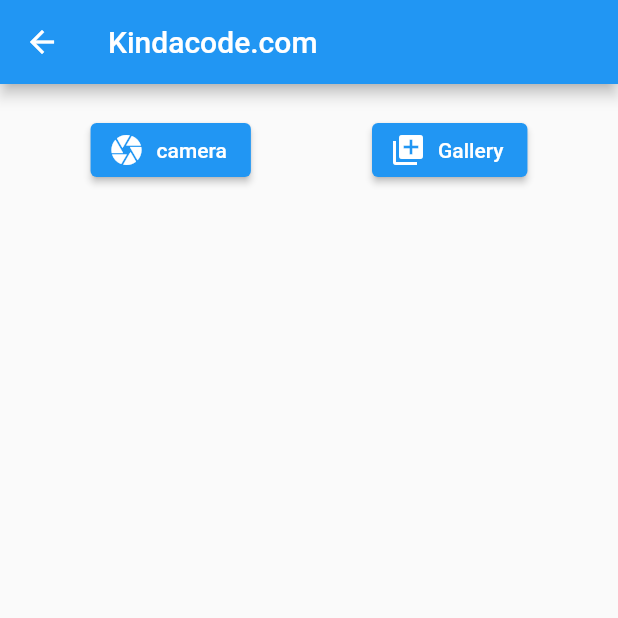
After one commit to ryandiaziz/E-Menu-App, a Flutter app: the TestUploadImage screen opened directly, after a tap on "camera", on a phone screen of 412 x 824 dp, the top half of it. The commit adds this screen. Run offline on Flutter 3.47's test engine with Material 2 defaults, Android fonts, the phone set to English and light mode, and no system bars; our stand-ins replace bloc, carousel_slider, cloud_firestore, equatable, firebase_auth, firebase_core and 5 more; missing offline and left inert: qr_code_scanner, staggered_grid_view_flutter; accounts and stored records are empty.

Commit message:
upload image

```diff
--- a/lib/aplication/auth/cubit/auth_cubit.dart
+++ b/lib/aplication/auth/cubit/auth_cubit.dart
@@ -9,10 +9,7 @@ part 'auth_state.dart';
 class AuthCubit extends Cubit<AuthState> {
   AuthCubit() : super(AuthInitial());
 
-  void signIn({
-    required String email,
-    required String password,
-  }) async {
+  void signIn({required String email, required String password}) async {
     try {
       emit(AuthLoading());
 
--- a/lib/aplication/product/cubit/product_cubit.dart
+++ b/lib/aplication/product/cubit/product_cubit.dart
@@ -1,6 +1,8 @@
 // import 'package:bloc/bloc.dart';
 // import 'package:equatable/equatable.dart';
 // import 'package:e_menu/infrastruktur/product/product_repository.dart';
+
+// import '../../../infrastruktur/product/product_repository.dart';
 
 // part 'product_state.dart';
 
--- a/lib/infrastruktur/auth/user_repository.dart
+++ b/lib/infrastruktur/auth/user_repository.dart
@@ -14,6 +14,7 @@ class UserRepository {
         'fullname': user.fullname,
         'username': user.username,
         'password': user.password,
+        'id': user.id
       });
     } catch (e) {
       throw Exception(e);
--- /dev/null
+++ b/lib/test.dart
@@ -0,0 +1,153 @@
+import 'package:flutter/foundation.dart';
+import 'package:flutter/material.dart';
+import 'dart:io';
+import 'package:firebase_core/firebase_core.dart';
+import 'package:firebase_storage/firebase_storage.dart';
+import 'package:path/path.dart' as path;
+import 'package:image_picker/image_picker.dart';
+
+class TestUploadImage extends StatefulWidget {
+  const TestUploadImage({Key? key}) : super(key: key);
+
+  @override
+  _TestUploadImageState createState() => _TestUploadImageState();
+}
+
+class _TestUploadImageState extends State<TestUploadImage> {
+  FirebaseStorage storage = FirebaseStorage.instance;
+
+  // Select and image from the gallery or take a picture with the camera
+  // Then upload to Firebase Storage
+  Future<void> _upload(String inputSource) async {
+    final picker = ImagePicker();
+    XFile? pickedImage;
+    try {
+      pickedImage = await picker.pickImage(
+          source: inputSource == 'camera'
+              ? ImageSource.camera
+              : ImageSource.gallery,
+          maxWidth: 1920);
+
+      final String fileName = path.basename(pickedImage!.path);
+      File imageFile = File(pickedImage.path);
+
+      try {
+        // Uploading the selected image with some custom meta data
+        await storage.ref(fileName).putFile(
+            imageFile,
+            SettableMetadata(customMetadata: {
+              'uploaded_by': 'A bad guy',
+              'description': 'Some description...'
+            }));
+
+        // Refresh the UI
+        setState(() {});
+      } on FirebaseException catch (error) {
+        if (kDebugMode) {
+          print(error);
+        }
+      }
+    } catch (err) {
+      if (kDebugMode) {
+        print(err);
+      }
+    }
+  }
+
+  // Retriew the uploaded images
+  // This function is called when the app launches for the first time or when an image is uploaded or deleted
+  Future<List<Map<String, dynamic>>> _loadImages() async {
+    List<Map<String, dynamic>> files = [];
+
+    final ListResult result = await storage.ref().list();
+    final List<Reference> allFiles = result.items;
+
+    await Future.forEach<Reference>(allFiles, (file) async {
+      final String fileUrl = await file.getDownloadURL();
+      final FullMetadata fileMeta = await file.getMetadata();
+      files.add({
+        "url": fileUrl,
+        "path": file.fullPath,
+        "uploaded_by": fileMeta.customMetadata?['uploaded_by'] ?? 'Nobody',
+        "description":
+            fileMeta.customMetadata?['description'] ?? 'No description'
+      });
+    });
+
+    return files;
+  }
+
+  // Delete the selected image
+  // This function is called when a trash icon is pressed
+  Future<void> _delete(String ref) async {
+    await storage.ref(ref).delete();
+    // Rebuild the UI
+    setState(() {});
+  }
+
+  @override
+  Widget build(BuildContext context) {
+    return Scaffold(
+      appBar: AppBar(
+        title: const Text('Kindacode.com'),
+      ),
+      body: Padding(
+        padding: const EdgeInsets.all(20),
+        child: Column(
+          children: [
+            Row(
+              mainAxisAlignment: MainAxisAlignment.spaceAround,
+              children: [
+                ElevatedButton.icon(
+                    onPressed: () => _upload('camera'),
+                    icon: const Icon(Icons.camera),
+                    label: const Text('camera')),
+                ElevatedButton.icon(
+                    onPressed: () => _upload('gallery'),
+                    icon: const Icon(Icons.library_add),
+                    label: const Text('Gallery')),
+              ],
+            ),
+            Expanded(
+              child: FutureBuilder(
+                future: _loadImages(),
+                builder: (context,
+                    AsyncSnapshot<List<Map<String, dynamic>>> snapshot) {
+                  if (snapshot.connectionState == ConnectionState.done) {
+                    return ListView.builder(
+                      itemCount: snapshot.data?.length ?? 0,
+                      itemBuilder: (context, index) {
+                        final image = snapshot.data![index];
+
+                        return Card(
+                          margin: const EdgeInsets.symmetric(vertical: 10),
+                          child: ListTile(
+                            dense: false,
+                            leading: Image.network(image['url']),
+                            title: Text(image['uploaded_by']),
+                            subtitle: Text(image['description']),
+                            trailing: IconButton(
+                              onPressed: () => _delete(image['path']),
+                              icon: const Icon(
+                                Icons.delete,
+                                color: Colors.red,
+                              ),
+                            ),
+                          ),
+                        );
+                      },
+                    );
+                  }
+
+                  return const Center(
+                    child: CircularProgressIndicator(),
+                  );
+                },
+              ),
+            ),
+          ],
+        ),
+      ),
+    );
+  }
+}
--- a/pubspec.yaml
+++ b/pubspec.yaml
@@ -41,10 +41,11 @@ dependencies:
     sdk: flutter
   flutter_bloc: null
   flutter_lints: null
-  get:
   google_fonts: null
+  image_cropper:
   image_picker: null
-  path_provider:
+  path_provider: null
+  provider: null
   qr_code_scanner: null
   staggered_grid_view_flutter: null
 
```
Also changed, not shown: lib/modules/add_product/controllers/add_product_controller.dart (deleted, +0 -49 lines), lib/modules/add_product/views/add_product_view.dart (deleted, +0 -83 lines), lib/presentation/pages/customer/buka_menu.dart (+45 -68 lines), lib/presentation/pages/customer/profile_cus_page.dart (+4 -4 lines), lib/presentation/pages/home/home_page.dart (+6 -2 lines), lib/presentation/profile/edit_profile.dart (+4 -4 lines), lib/presentation/sign_in/sign_in_page.dart (+8 -1 lines), lib/presentation/sign_up/sign_up_page.dart (+124 -0 lines), pubspec.lock, 1 other file.
